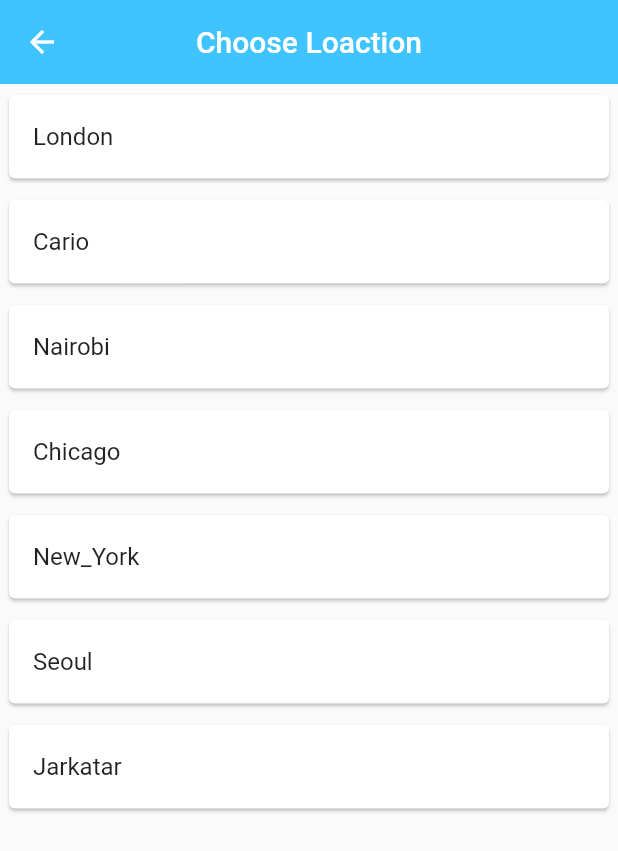
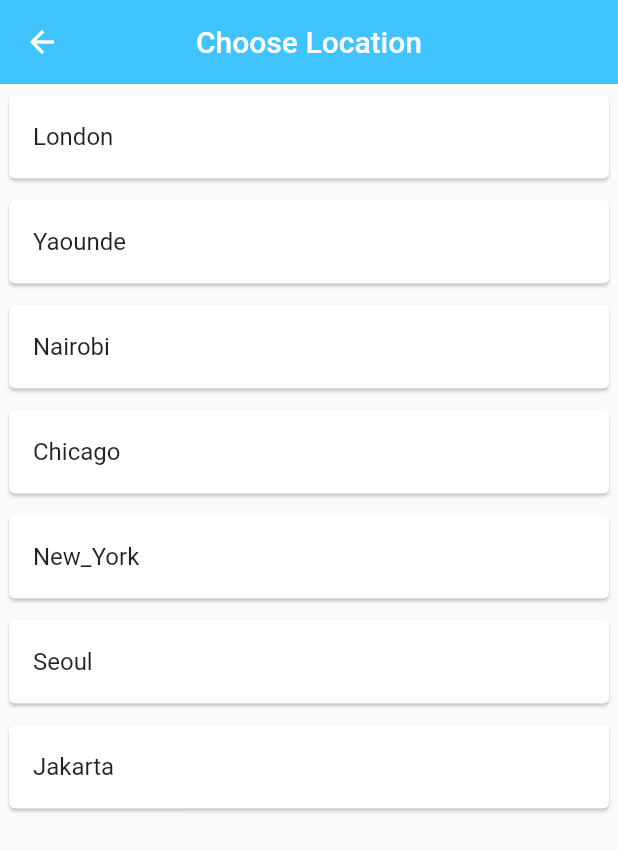
Before and after one commit to Morel-D/world_time_app, a Flutter app: the Home screen opened directly with empty values, after a tap on "Choose Location", on a phone screen of 412 x 824 dp. Shown: the top 851 px of the screen. Run offline on Flutter 3.47's test engine with Material 2 defaults, Android fonts, the phone set to English and light mode, and no system bars; our stand-ins replace flutter_spinkit; network calls fail.

Commit message:
update the time on the home screen

```diff
--- a/lib/pages/home.dart
+++ b/lib/pages/home.dart
@@ -9,12 +9,12 @@ class Home extends StatefulWidget {
 
 class _HomeState extends State<Home> {
 
-  Map? data = {};
+  Map data = {};
 
   @override
   Widget build(BuildContext context) {
 
-    data = ModalRoute.of(context)?.settings.arguments as Map?;
+    data = (data.isNotEmpty ? data : ModalRoute.of(context)?.settings.arguments as Map?)!;
     print(data);
 
     String bgImage = data?['isDayTime'] ? 'day.jpg' : 'night.jpg';
@@ -49,8 +49,16 @@ class _HomeState extends State<Home> {
               ),
 
 
-              TextButton.icon(onPressed: (){
-                Navigator.pushNamed(context, '/location');
+              TextButton.icon(onPressed: () async{
+               dynamic results = await Navigator.pushNamed(context, '/location');
+               setState(() {
+                 data = {
+                   'location': results['location'],
+                   'flag': results['flag'],
+                   'time': results['time'],
+                   'isDayTime': results['isDayTime']
+                 };
+               });
               }, label: Text('Choose Location', style: TextStyle( color: Colors.grey),), icon: Icon(Icons.location_on,  color: Colors.grey),)
             ],
           ),
--- a/lib/pages/location.dart
+++ b/lib/pages/location.dart
@@ -12,20 +12,32 @@ class _LocationState extends State<Location> {
 
   List locations = [
     worldTime(path: 'Europe/London', location: 'London', flag: 'london.png'),
-    worldTime(path: 'Africa/Cario', location: 'Cario', flag: 'Cario.png'),
+    worldTime(path: 'Africa/Douala', location: 'Yaounde', flag: 'Cario.png'),
     worldTime(path: 'Africa/Nairobi', location: 'Nairobi', flag: 'Nairobi.png'),
     worldTime(path: 'America/Chicago', location: 'Chicago', flag: 'chicago.png'),
     worldTime(path: 'America/New_York', location: 'New_York', flag: 'New_York.png'),
     worldTime(path: 'Asia/Seoul', location: 'Seoul', flag: 'Seoul.png'),
-    worldTime(path: 'Asia/Jarkatar', location: 'Jarkatar', flag: 'Jarkatar.png'),
+    worldTime(path: 'Asia/Jakarta', location: 'Jakarta', flag: 'Jarkatar.png'),
   ];
+
+  void updateTime(index) async
+  {
+    worldTime instance = locations[index];
+    await instance.getData();
+    Navigator.pop(context, {
+      'location': instance.location,
+      'flag': instance.flag,
+      'time': instance.time,
+      'isDayTime': instance.isDayTime
+    });
+  }
 
 
   @override
   Widget build(BuildContext context) {
     return Scaffold(
       appBar: AppBar(
-        title: Text('Choose Loaction'),
+        title: Text('Choose Location'),
         backgroundColor: Colors.lightBlueAccent,
         centerTitle: true,
         elevation: 0,
@@ -38,7 +50,7 @@ class _LocationState extends State<Location> {
               child: Card(
                 child: ListTile(
                   onTap: (){
-                    print(locations[index].location);
+                    updateTime(index);
                   },
                   title: Text(locations[index].location),
                 ),
```
